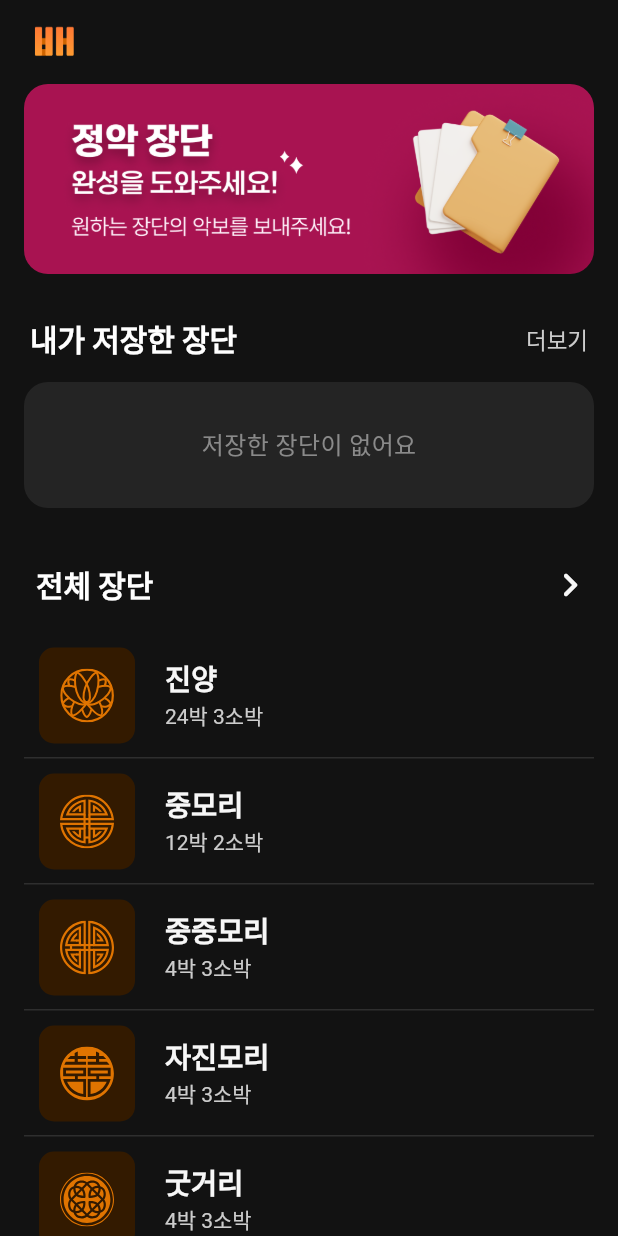
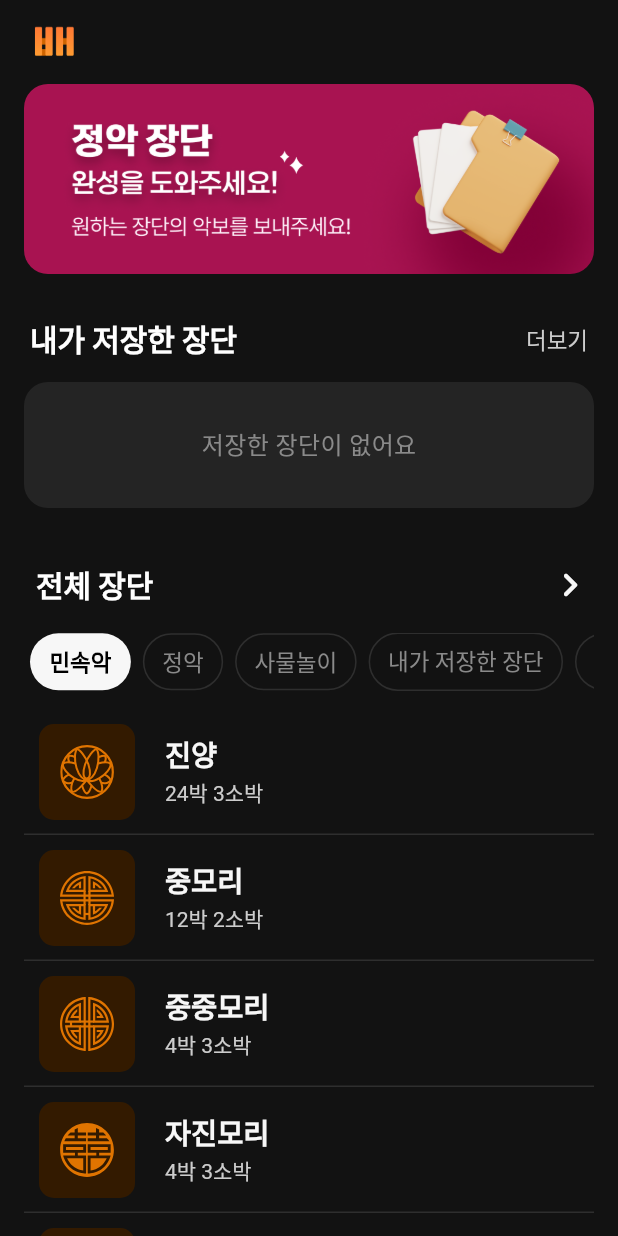
Before and after one commit to Team-Hanbae/Hanbae-Flutter, a Flutter app: the screen it shows after launch, on a phone screen of 412 x 824 dp. Run offline on Flutter 3.47's test engine with Material 3 defaults, Android fonts, the phone set to English and light mode, and no system bars; drawn by our look-alikes of carousel_slider; our stand-ins replace equatable, flutter_bloc, flutter_dotenv, flutter_svg, hive, hive_flutter and 2 more; missing offline and left inert: hero_animation, mixpanel_flutter; accounts and stored records are empty; Roboto replaces fonts that are missing (Pretendard); statements that could not run were skipped.

Commit message:
[feat] #166 카테고리 SegmentedControl 추가

```diff
--- a/lib/bloc/jangdan/jangdan_bloc.dart
+++ b/lib/bloc/jangdan/jangdan_bloc.dart
@@ -58,7 +58,7 @@ class JangdanBloc extends Bloc<JangdanEvent, JangdanState> {
   ) {
     final current = state;
     if (current is JangdanLoaded) {
-      emit(current.copyWith(seletedCategory: event.category));
+      emit(current.copyWith(selectedCategory: event.category));
     }
   }
 }
--- a/lib/bloc/jangdan/jangdan_state.dart
+++ b/lib/bloc/jangdan/jangdan_state.dart
@@ -11,25 +11,25 @@ class JangdanInitial extends JangdanState {}
 
 class JangdanLoaded extends JangdanState {
   final List<Jangdan> jangdans;
-  final JangdanCategory seletedCategory;
+  final JangdanCategory selectedCategory;
 
   const JangdanLoaded({
     required this.jangdans,
-    this.seletedCategory = JangdanCategory.minsokak,
+    this.selectedCategory = JangdanCategory.minsokak,
   });
 
   JangdanLoaded copyWith({
     List<Jangdan>? jangdans,
-    JangdanCategory? seletedCategory,
+    JangdanCategory? selectedCategory,
   }) {
     return JangdanLoaded(
       jangdans: jangdans ?? this.jangdans,
-      seletedCategory: seletedCategory ?? this.seletedCategory,
+      selectedCategory: selectedCategory ?? this.selectedCategory,
     );
   }
 
   @override
-  List<Object?> get props => [jangdans];
+  List<Object?> get props => [jangdans, selectedCategory];
 }
 
 class JangdanError extends JangdanState {
--- a/lib/presentation/home/home_screen.dart
+++ b/lib/presentation/home/home_screen.dart
@@ -6,6 +6,7 @@ import 'package:hanbae/bloc/metronome/metronome_bloc.dart';
 import 'package:hanbae/bloc/jangdan/jangdan_bloc.dart';
 import 'package:hanbae/data/basic_jangdan_data.dart';
 import 'package:hanbae/model/jangdan.dart';
+import 'package:hanbae/model/jangdan_category.dart';
 import 'package:hanbae/presentation/custom_jangdan/custom_jangdan_list_screen.dart';
 import 'package:url_launcher/url_launcher.dart';
 import 'package:hanbae/presentation/metronome/metronome_screen.dart';
@@ -21,6 +22,11 @@ class HomeScreen extends StatelessWidget {
     final state = context.watch<JangdanBloc>().state;
     final customJangdanList =
         state is JangdanLoaded ? state.jangdans : <Jangdan>[];
+    final selectedCategory =
+        state is JangdanLoaded
+            ? state.selectedCategory
+            : JangdanCategory.minsokak;
+    final categories = JangdanCategory.values;
 
     final bannerList = [
       {
@@ -334,6 +340,66 @@ class HomeScreen extends StatelessWidget {
                 ),
 
                 SizedBox(height: 12),
+
+                // 카테고리 Segmented Control
+                Padding(
+                  padding: const EdgeInsets.symmetric(horizontal: 16),
+                  child: SingleChildScrollView(
+                    scrollDirection: Axis.horizontal,
+                    child: Row(
+                      children: List.generate(categories.length, (index) {
+                        final category = categories[index];
+                        final isSelected = category == selectedCategory;
+
+                        return Padding(
+                          padding: const EdgeInsets.symmetric(horizontal: 4),
+                          child: InkWell(
+                            borderRadius: BorderRadius.circular(50),
+                            onTap: () {
+                              context.read<JangdanBloc>().add(
+                                ChangeJangdanCategory(category),
+                              );
+                            },
+                            child: AnimatedContainer(
+                              duration: const Duration(milliseconds: 160),
+                              padding: const EdgeInsets.symmetric(
+                                horizontal: 12,
+                                vertical: 8,
+                              ),
+                              decoration: BoxDecoration(
+                                color:
+                                    isSelected
+                                        ? AppColors.neutral1
+                                        : Colors.transparent,
+                                borderRadius: BorderRadius.circular(50),
+                                border: Border.all(
+                                  color:
+                                      isSelected
+                                          ? Colors.transparent
+                                          : AppColors.neutral11,
+                                  width: 1,
+                                ),
+                              ),
+                              child: Text(
+                                category.label,
+                                style:
+                                    isSelected
+                                        ? AppTextStyles.calloutSb.copyWith(
+                                          color: AppColors.labelInverse,
+                                        )
+                                        : AppTextStyles.calloutR.copyWith(
+                                          color: AppColors.labelTertiary,
+                                        ),
+                              ),
+                            ),
+                          ),
+                        );
+                      }),
+                    ),
+                  ),
+                ),
+
+                const SizedBox(height: 12),
               ],
             ),
 
```
